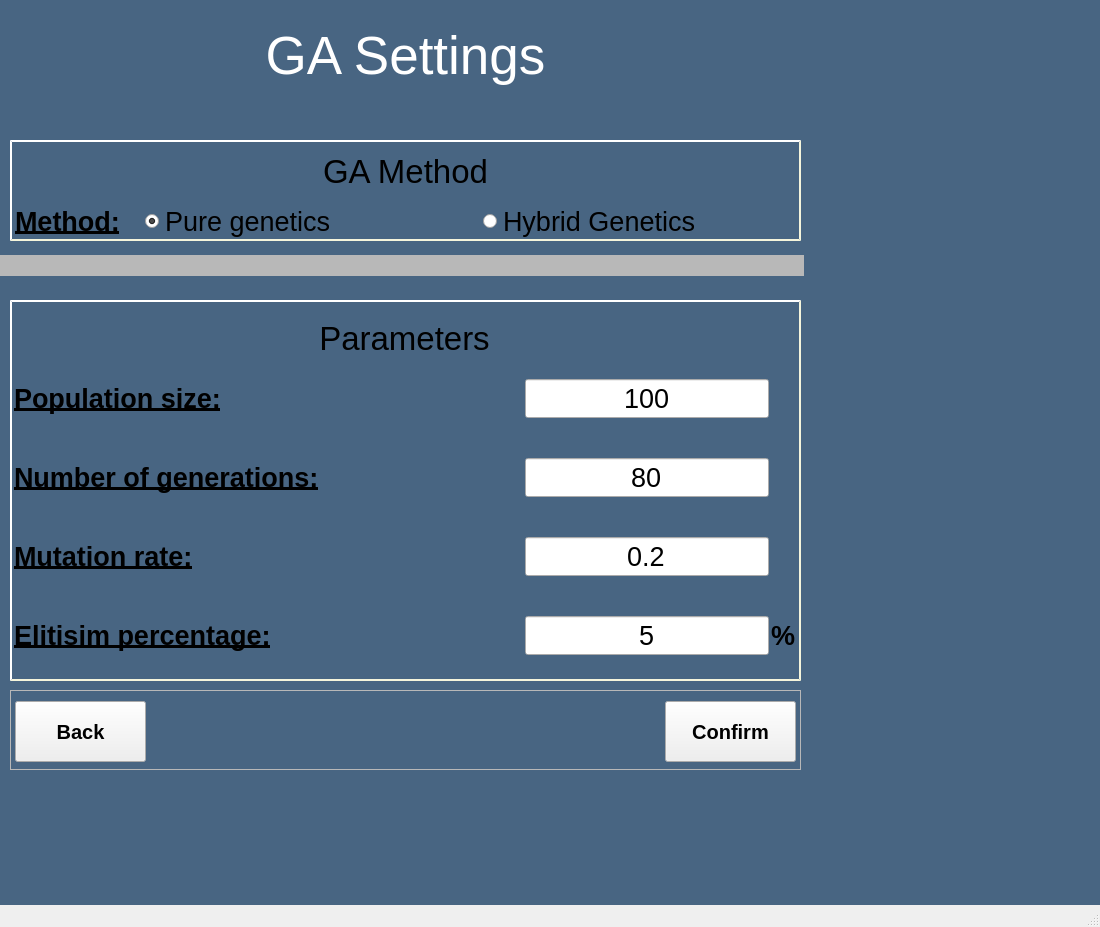
The window that GUI/mainwindow.ui (XmakerenX/Pirate_Packing) describes before a commit, drawn with Qt 5.
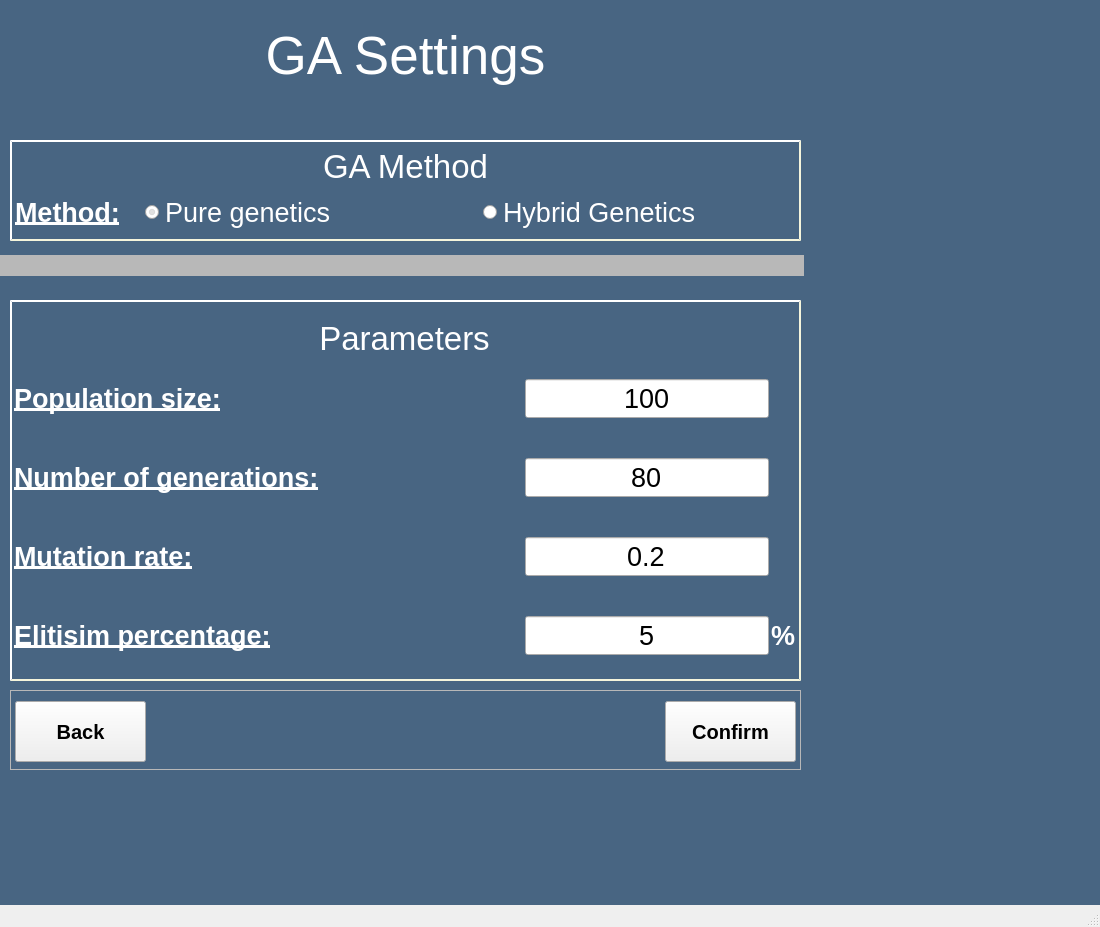
The same window after the commit. The open tabs and pages were chosen to show the change.

Commit message: Updated style sheet so label text will always be white

```diff
--- a/GUI/mainwindow.ui
+++ b/GUI/mainwindow.ui
@@ -1105,7 +1105,7 @@
          <x>0</x>
          <y>0</y>
          <width>791</width>
-         <height>105</height>
+         <height>101</height>
         </rect>
        </property>
        <layout class="QVBoxLayout" name="verticalLayout_6">
@@ -1119,7 +1119,7 @@
          <number>5</number>
         </property>
         <property name="bottomMargin">
-         <number>5</number>
+         <number>10</number>
         </property>
         <item>
          <widget class="QLabel" name="label_GAMethod">
@@ -1128,6 +1128,9 @@
             <pointsize>25</pointsize>
            </font>
           </property>
+          <property name="styleSheet">
+           <string notr="true">color: rgb(255, 255, 255);</string>
+          </property>
           <property name="text">
            <string>GA Method</string>
           </property>
@@ -1157,6 +1160,9 @@
               <underline>true</underline>
              </font>
             </property>
+            <property name="styleSheet">
+             <string notr="true">color: rgb(255, 255, 255);</string>
+            </property>
             <property name="text">
              <string>Method:</string>
             </property>
@@ -1178,6 +1184,9 @@
               <pointsize>20</pointsize>
              </font>
             </property>
+            <property name="styleSheet">
+             <string notr="true">color: rgb(255, 255, 255);</string>
+            </property>
             <property name="text">
              <string>Pure genetics</string>
             </property>
@@ -1193,6 +1202,9 @@
               <pointsize>20</pointsize>
              </font>
             </property>
+            <property name="styleSheet">
+             <string notr="true">color: rgb(255, 255, 255);</string>
+            </property>
             <property name="text">
              <string>Hybrid Genetics </string>
             </property>
@@ -1261,6 +1273,9 @@
             <pointsize>25</pointsize>
            </font>
           </property>
+          <property name="styleSheet">
+           <string notr="true">color: rgb(255, 255, 255);</string>
+          </property>
           <property name="text">
            <string>Parameters</string>
           </property>
@@ -1284,6 +1299,9 @@
               <underline>true</underline>
              </font>
             </property>
+            <property name="styleSheet">
+             <string notr="true">color: rgb(255, 255, 255);</string>
+            </property>
             <property name="text">
              <string>Population size:</string>
             </property>
@@ -1323,6 +1341,9 @@
               <underline>true</underline>
              </font>
             </property>
+            <property name="styleSheet">
+             <string notr="true">color: rgb(255, 255, 255);</string>
+            </property>
             <property name="text">
              <string>Mutation rate:</string>
             </property>
@@ -1338,6 +1359,9 @@
               <underline>true</underline>
              </font>
             </property>
+            <property name="styleSheet">
+             <string notr="true">color: rgb(255, 255, 255);</string>
+            </property>
             <property name="text">
              <string>Number of generations:</string>
             </property>
@@ -1401,6 +1425,9 @@
               <underline>true</underline>
              </font>
             </property>
+            <property name="styleSheet">
+             <string notr="true">color: rgb(255, 255, 255);</string>
+            </property>
             <property name="text">
              <string>Elitisim percentage:</string>
             </property>
@@ -1451,6 +1478,9 @@
                 <underline>false</underline>
                </font>
               </property>
+              <property name="styleSheet">
+               <string notr="true">color: rgb(255, 255, 255);</string>
+              </property>
               <property name="text">
                <string>%</string>
               </property>
```
Left out of the diff: 51 changed lines with no effect on the pictures.
